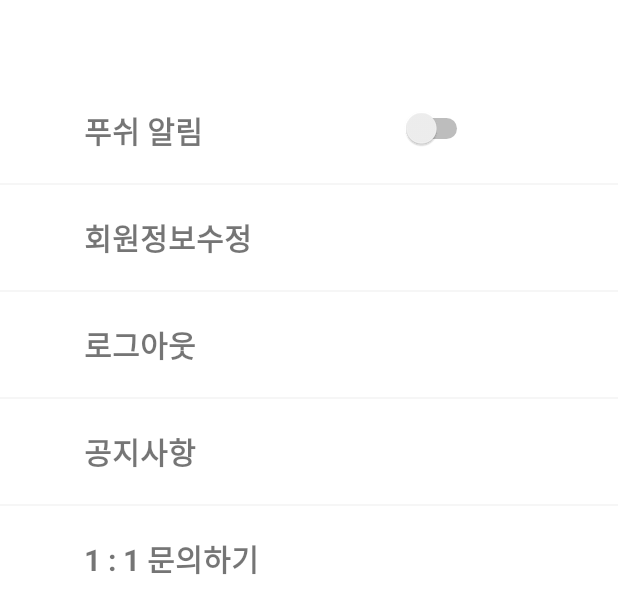
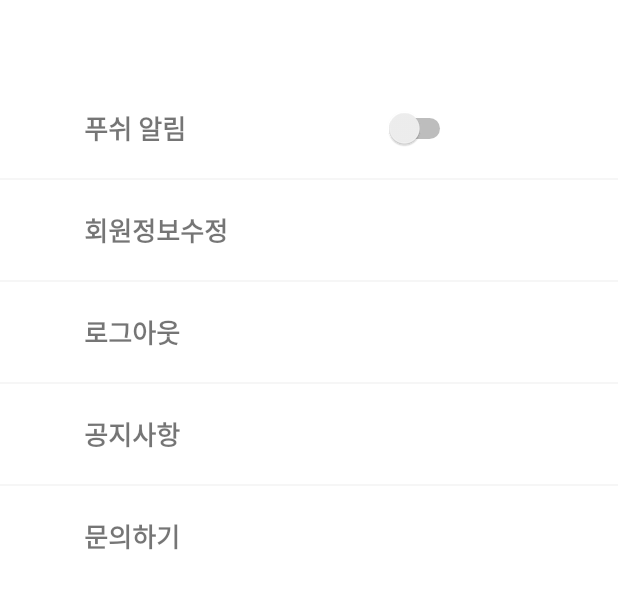
Before and after one commit to 2021-SMHRD-KDT-New-IoT-1/Game-health-counter, an Android app: the layout fragment_6.xml on its own in the app's theme, with its tools: preview values and no code run, on a phone screen of 412 x 824 dp. Shown: the top 614 px of the screen. Run offline under Robolectric (Android 15) with nearby library versions, the phone set to English and light mode, and no system bars; network calls fail.

Commit message:
상혁1234567

```diff
--- a/app/src/main/res/layout/fragment_6.xml
+++ b/app/src/main/res/layout/fragment_6.xml
@@ -64,7 +64,7 @@
         android:layout_marginTop="72dp"
         android:text="푸쉬 알림"
         android:textAlignment="viewStart"
-        android:textSize="20sp"
+        android:textSize="17sp"
         android:textStyle="bold"
         app:layout_constraintStart_toStartOf="parent"
         app:layout_constraintTop_toTopOf="parent" />
@@ -87,7 +87,7 @@
         android:layout_marginTop="20dp"
         android:text="로그아웃"
         android:textAlignment="viewStart"
-        android:textSize="20sp"
+        android:textSize="17sp"
         android:textStyle="bold"
         app:layout_constraintStart_toStartOf="parent"
         app:layout_constraintTop_toBottomOf="@+id/view" />
@@ -100,7 +100,7 @@
         android:layout_marginTop="20dp"
         android:text="회원정보수정"
         android:textAlignment="viewStart"
-        android:textSize="20sp"
+        android:textSize="17sp"
         android:textStyle="bold"
         app:layout_constraintStart_toStartOf="parent"
         app:layout_constraintTop_toBottomOf="@+id/view3" />
@@ -111,8 +111,8 @@
         android:layout_height="wrap_content"
         android:layout_marginStart="56dp"
         android:layout_marginTop="20dp"
-        android:text="1 : 1 문의하기"
-        android:textSize="20sp"
+        android:text="문의하기"
+        android:textSize="17sp"
         android:textStyle="bold"
         app:layout_constraintStart_toStartOf="parent"
         app:layout_constraintTop_toBottomOf="@+id/view4" />
@@ -124,7 +124,7 @@
         android:layout_marginStart="56dp"
         android:layout_marginTop="20dp"
         android:text="공지사항"
-        android:textSize="20sp"
+        android:textSize="17sp"
         android:textStyle="bold"
         app:layout_constraintStart_toStartOf="parent"
         app:layout_constraintTop_toBottomOf="@+id/view2" />
```
